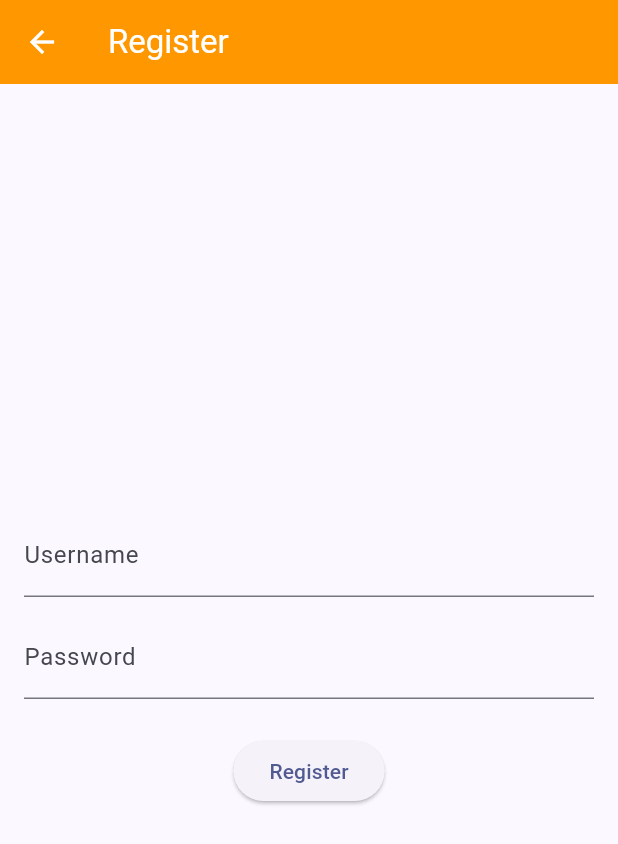
After one commit to TomoriNow/flutter-inventory, a Flutter app: the RegisterPage screen opened directly, after a tap on "Register", on a phone screen of 412 x 824 dp. The commit adds this screen. Shown: the top 844 px of the screen. Run offline on Flutter 3.47's test engine with Material 2 defaults, Android fonts, the phone set to English and light mode, and no system bars; missing offline and left inert: pbp_django_auth; network calls fail.

Commit message:
added register page

```diff
--- a/lib/screens/login.dart
+++ b/lib/screens/login.dart
@@ -1,6 +1,7 @@
 // ignore_for_file: library_private_types_in_public_api, use_build_context_synchronously
 
 import 'package:flutter_inventory/screens/menu.dart';
+import 'package:flutter_inventory/screens/register.dart';
 import 'package:flutter/material.dart';
 import 'package:pbp_django_auth/pbp_django_auth.dart';
 import 'package:provider/provider.dart';
@@ -41,6 +42,8 @@ class _LoginPageState extends State<LoginPage> {
         return Scaffold(
             appBar: AppBar(
                 title: const Text('Login'),
+                backgroundColor: Colors.orange,
+                foregroundColor: Colors.white,
             ),
             body: Container(
                 padding: const EdgeInsets.all(16.0),
@@ -104,6 +107,19 @@ class _LoginPageState extends State<LoginPage> {
                             },
                             child: const Text('Login'),
                         ),
+                        const SizedBox(height: 8.0),
+                        Padding(
+                        padding: const EdgeInsets.only(bottom: 16.0), // Adjust the value for your desired spacing
+                        child: ElevatedButton(
+                          onPressed: () {
+                            Navigator.push(
+                              context,
+                              MaterialPageRoute(builder: (context) => const RegisterPage()),
+                            );
+                          },
+                          child: const Text('Create an account'),
+                        ),
+                      ),
                     ],
                 ),
             ),
--- /dev/null
+++ b/lib/screens/register.dart
@@ -0,0 +1,99 @@
+// ignore_for_file: use_build_context_synchronously, library_private_types_in_public_api
+import 'package:http/http.dart' as http;
+import 'package:flutter_inventory/screens/login.dart';
+import 'package:flutter/material.dart';
+import 'dart:convert';
+
+class RegisterPage extends StatefulWidget {
+  const RegisterPage({Key? key}) : super(key: key);
+
+  @override
+  _RegisterPageState createState() => _RegisterPageState();
+}
+
+class _RegisterPageState extends State<RegisterPage> {
+  final TextEditingController _usernameController = TextEditingController();
+  final TextEditingController _passwordController = TextEditingController();
+
+  @override
+  Widget build(BuildContext context) {
+    return Scaffold(
+      appBar: AppBar(
+        title: const Text('Register'),
+        backgroundColor: Colors.orange,
+        foregroundColor: Colors.white,
+      ),
+      body: Container(
+        padding: const EdgeInsets.all(16.0),
+        child: Column(
+          mainAxisAlignment: MainAxisAlignment.center,
+          children: [
+            TextField(
+              controller: _usernameController,
+              decoration: const InputDecoration(
+                labelText: 'Username',
+              ),
+            ),
+            const SizedBox(height: 12.0),
+            TextField(
+              controller: _passwordController,
+              decoration: const InputDecoration(
+                labelText: 'Password',
+              ),
+              obscureText: true,
+            ),
+            const SizedBox(height: 24.0),
+            ElevatedButton(
+              onPressed: () async {
+                String username = _usernameController.text;
+                String password = _passwordController.text;
+
+                final response = await http.post(
+                  Uri.parse("http://127.0.0.1:8000/auth/register/"),
+                  body: {
+                    'username': username,
+                    'password': password,
+                  });
+
+                  if (response.statusCode == 200) {
+                    // Handle successful registration
+                    // You can parse the response body if needed
+                    String message = "Registration successful!";
+                    String uname = username;
+                    Navigator.pushReplacement(
+                      context,
+                      MaterialPageRoute(builder: (context) => const LoginPage()),
+                    );
+                    ScaffoldMessenger.of(context)
+                      ..hideCurrentSnackBar()
+                      ..showSnackBar(
+                        SnackBar(content: Text("$message Welcome, $uname.")),
+                      );
+                  } else {
+                    // Handle registration failure
+                    String errorMessage = jsonDecode(response.body)['message'];
+                    showDialog(
+                      context: context,
+                      builder: (context) => AlertDialog(
+                        title: const Text('Registration Failed'),
+                        content: Text(errorMessage),
+                        actions: [
+                          TextButton(
+                            child: const Text('OK'),
+                            onPressed: () {
+                              Navigator.pop(context);
+                            },
+                          ),
+                        ],
+                      ),
+                    );
+                  }
+              },
+              child: const Text('Register'),
+            ),
+          ],
+        ),
+      ),
+    );
+  }
+}
```
Also changed, not shown: 1 other file. Lines whose indentation alone changed are shown as unchanged.
